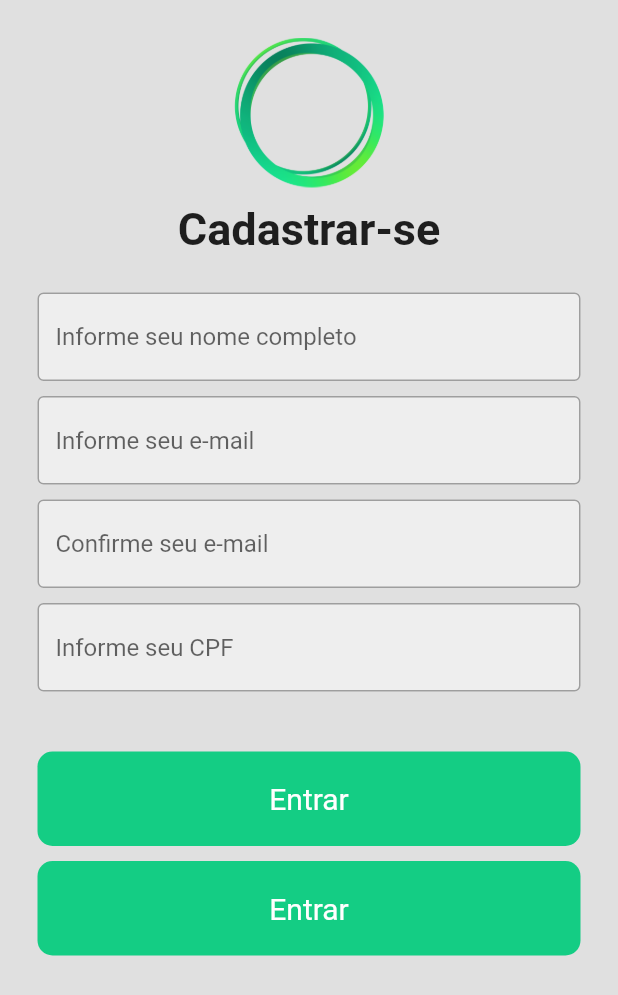
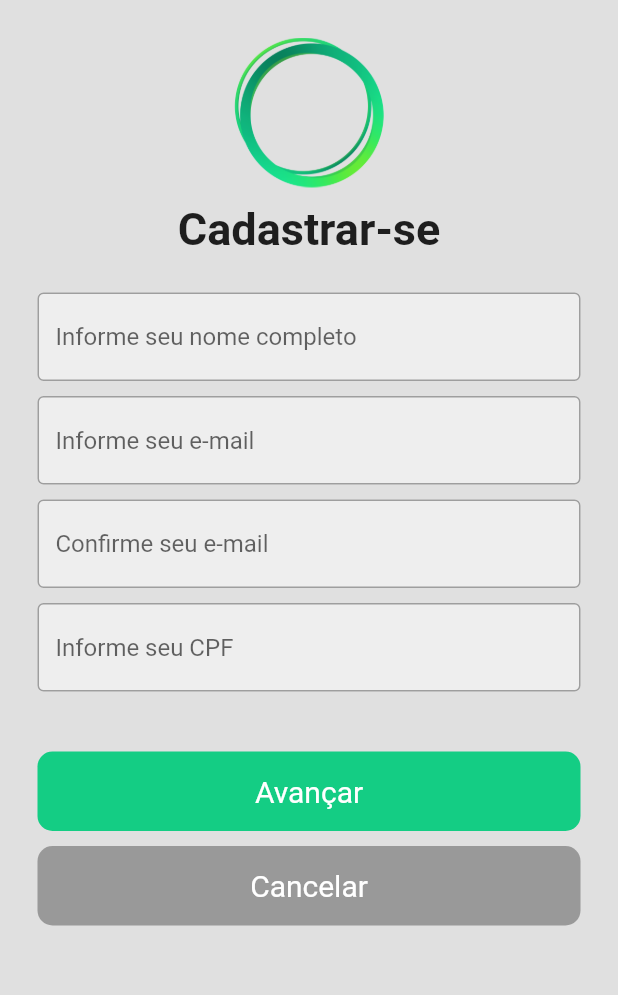
Before and after one commit to Vitkinn/find-services, a Flutter app: the RegisterPage screen opened by its route, on a phone screen of 412 x 824 dp. Shown: the top 995 px of the screen. Run offline on Flutter 3.47's test engine with Material 2 defaults, Android fonts, the phone set to English and light mode, and no system bars; our stand-ins replace brasil_fields, dartz, dio, flutter_modular.

Commit message:
Custom button component color

```diff
--- a/lib/shared/components/custom_button.dart
+++ b/lib/shared/components/custom_button.dart
@@ -1,22 +1,40 @@
 import 'package:flutter/material.dart';
 
 class CustomButton extends StatelessWidget {
+  final String hintText;
+  final String? hexColor;
+
   final Function()? onTap;
 
-  const CustomButton({super.key, required this.onTap});
+  Color getHexColor(hexColor) {
+    if (hexColor == null || hexColor.isEmpty) {
+      hexColor = '14cd84';
+    }
+
+    try {
+      hexColor = int.parse('0xFF$hexColor');
+      return Color(hexColor);
+    } catch (e) {
+      return const Color(0xFF14cd84);
+    }
+  }
+
+  const CustomButton(
+      {super.key, required this.onTap, required this.hintText, this.hexColor});
 
   @override
   Widget build(BuildContext context) {
     return GestureDetector(
       onTap: onTap,
       child: Container(
-        padding: const EdgeInsets.all(20),
+        padding: const EdgeInsets.all(15),
         margin: const EdgeInsets.symmetric(horizontal: 25.0),
         decoration: BoxDecoration(
-            color: Color(0xFF14cd84), borderRadius: BorderRadius.circular(10)),
-        child: const Center(
-            child: Text('Entrar',
-                style: TextStyle(color: Colors.white, fontSize: 20))),
+            color: getHexColor(hexColor),
+            borderRadius: BorderRadius.circular(10)),
+        child: Center(
+            child: Text(hintText,
+                style: const TextStyle(color: Colors.white, fontSize: 20))),
       ),
     );
   }
--- a/lib/src/modules/user/presentation/pages/login_page.dart
+++ b/lib/src/modules/user/presentation/pages/login_page.dart
@@ -69,6 +69,7 @@ class _LoginPageState extends State<LoginPage> {
                 const SizedBox(height: 50),
                 CustomButton(
                   onTap: () => {sign()},
+                  hintText: 'Entrar',
                 ),
                 const SizedBox(height: 20),
                 const Row(
--- a/lib/src/modules/user/presentation/pages/register_page.dart
+++ b/lib/src/modules/user/presentation/pages/register_page.dart
@@ -67,10 +67,13 @@ class _RegisterPageState extends State<RegisterPage> {
                 const SizedBox(height: 40),
                 CustomButton(
                   onTap: () => {},
+                  hintText: 'Avançar',
                 ),
                 const SizedBox(height: 10),
                 CustomButton(
                   onTap: () => {},
+                  hintText: 'Cancelar',
+                  hexColor: '999999',
                 ),
               ],
             ),
```
